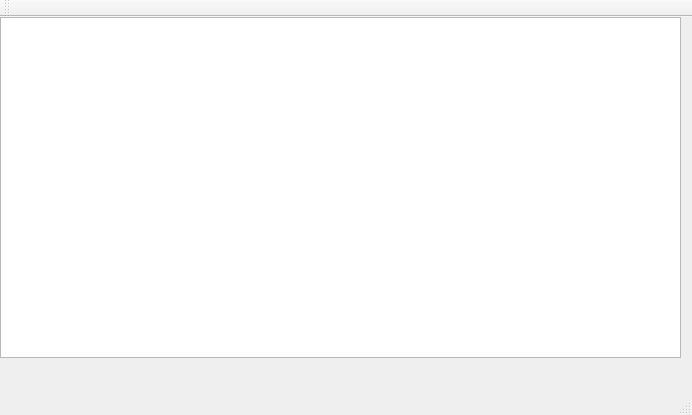
The window that КГ/lab4/mainwindow.ui (IvanMerejko/3-) describes before a commit, drawn with Qt 5.
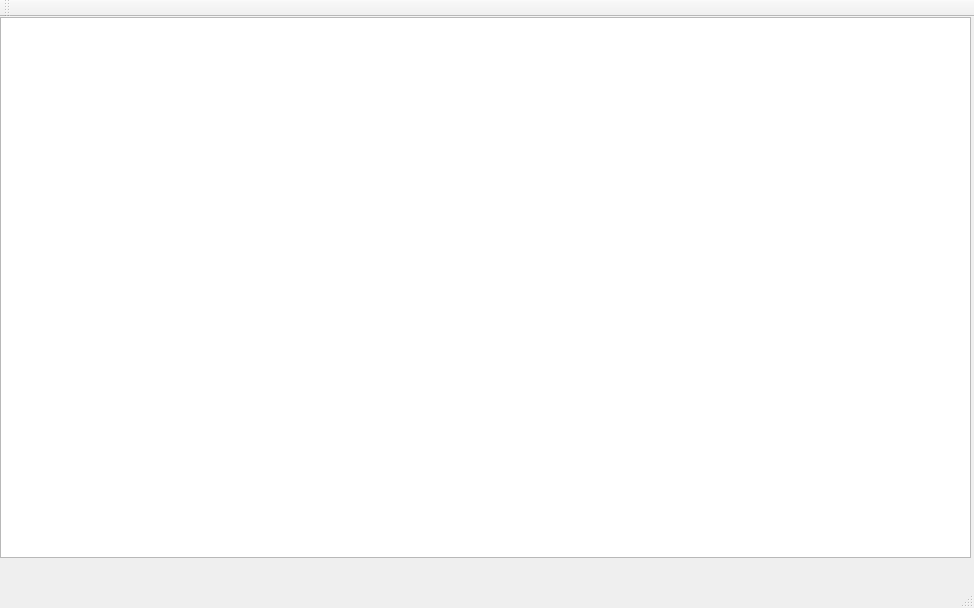
The same window after the commit.

Commit message: KG 4 lab

The edit to the form file:
```diff
--- a/КГ/lab4/mainwindow.ui
+++ b/КГ/lab4/mainwindow.ui
@@ -6,8 +6,8 @@
    <rect>
     <x>0</x>
     <y>0</y>
-    <width>692</width>
-    <height>415</height>
+    <width>974</width>
+    <height>608</height>
    </rect>
   </property>
   <property name="windowTitle">
@@ -19,8 +19,8 @@
      <rect>
       <x>0</x>
       <y>0</y>
-      <width>681</width>
-      <height>341</height>
+      <width>971</width>
+      <height>541</height>
      </rect>
     </property>
    </widget>
```
Left out of the diff: 2 changed lines with no effect on the pictures. The commit also changes 2 other files.
